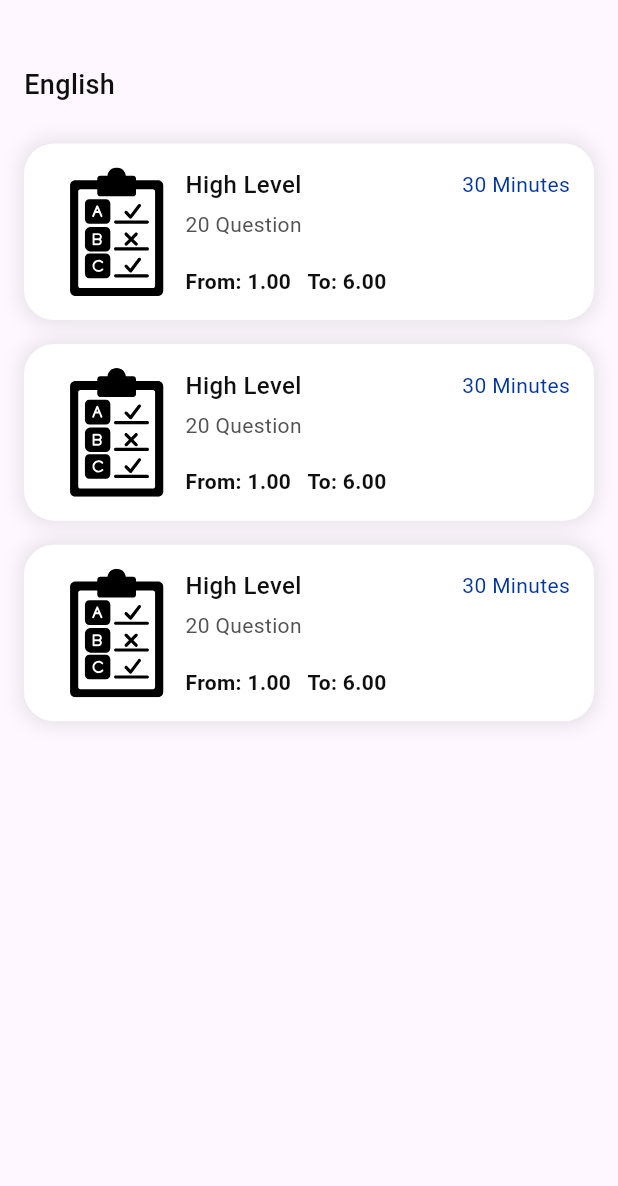
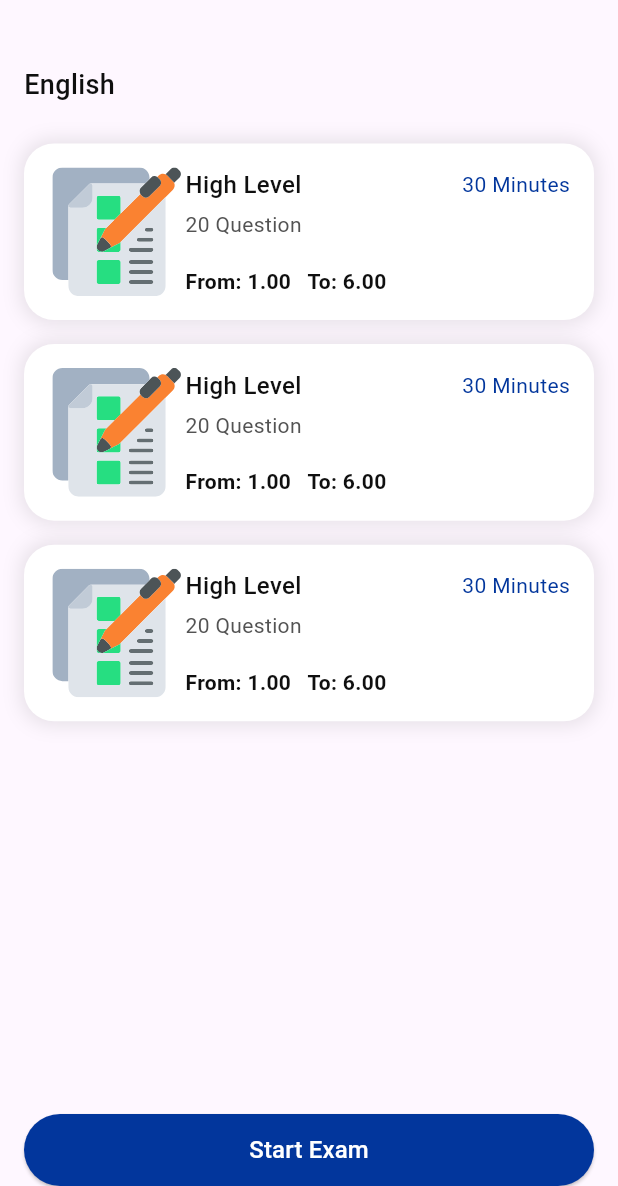
Before and after one commit to AhmedRasmy1/online_exam_app, a Flutter app: the SubjectDetails screen opened by its route, on a phone screen of 412 x 824 dp, the part 50-1236 px from its top. Run offline on Flutter 3.47's test engine with Material 3 defaults, Android fonts, the phone set to English and light mode, and no system bars; our stand-ins replace awesome_dialog, bloc, dio, flutter_bloc, flutter_svg, get_it and 2 more; accounts and stored records are empty; project files that could hold a hidden picture were left out.

Commit message:
Refactor exam_preview.dart to update test.svg asset and add Custom Elevated Button

```diff
--- a/lib/Features/explore/presentation/pages/exam_preview.dart
+++ b/lib/Features/explore/presentation/pages/exam_preview.dart
@@ -29,7 +29,7 @@ class ExamPreview extends StatelessWidget {
               const SizedBox(height: AppSize.s24),
               Row(
                 children: [
-                  SvgPicture.asset('assets/images/multiple-choice.svg'),
+                  SvgPicture.asset('assets/images/test.svg'),
                   const SizedBox(width: AppSize.s8),
                   Text(
                     'Languages',
--- a/lib/Features/explore/presentation/pages/subject_details.dart
+++ b/lib/Features/explore/presentation/pages/subject_details.dart
@@ -6,6 +6,7 @@ import 'package:online_exam_app/core/resources/font_manager.dart';
 import 'package:online_exam_app/core/resources/routes_manager.dart';
 import 'package:online_exam_app/core/resources/values_manager.dart';
 import 'package:online_exam_app/core/widgets/custom_app_bar.dart';
+import 'package:online_exam_app/core/widgets/custom_elevated_button.dart';
 
 class SubjectDetails extends StatelessWidget {
   const SubjectDetails({super.key});
@@ -72,7 +73,7 @@ class SubjectDetails extends StatelessWidget {
                         child: Row(
                           children: [
                             SvgPicture.asset(
-                                "assets/images/multiple-choice.svg",
+                              "assets/images/test.svg",
                               height: context.screenHeight / 9,
                             ),
                             Expanded(
@@ -88,8 +89,7 @@ class SubjectDetails extends StatelessWidget {
                                         style: TextStyle(
                                           fontSize: FontSize.s16,
                                           color: ColorManager.black,
-                                            fontWeight:
-                                                FontWeightManager.medium,
+                                          fontWeight: FontWeightManager.medium,
                                         ),
                                       ),
                                       Text(
@@ -97,8 +97,7 @@ class SubjectDetails extends StatelessWidget {
                                         style: TextStyle(
                                           fontSize: FontSize.s14,
                                           color: ColorManager.blue,
-                                            fontWeight:
-                                                FontWeightManager.regular,
+                                          fontWeight: FontWeightManager.regular,
                                         ),
                                       ),
                                     ],
@@ -128,7 +127,14 @@ class SubjectDetails extends StatelessWidget {
                         ),
                       ),
                     );
-                    }),
+                  },
+                ),
+              ),
+              const SizedBox(height: AppSize.s48),
+              CustomElevatedButton(
+                buttonColor: ColorManager.blue,
+                title: 'Start Exam',
+                onPressed: () {},
               )
             ],
           ),
```
Also changed, not shown: assets/images/test.svg (added). Lines whose indentation alone changed are shown as unchanged.
